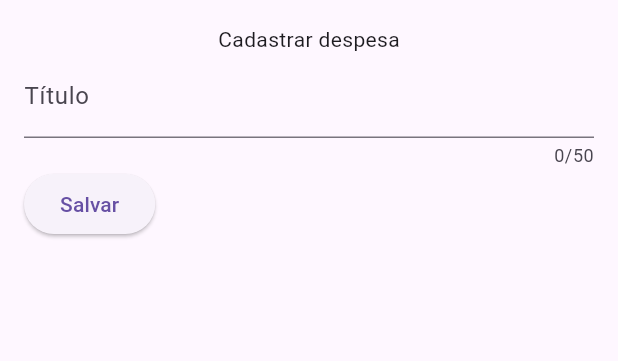
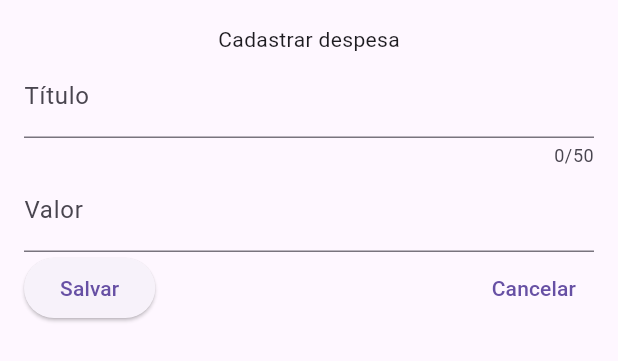
Before and after one commit to Afonso247/impulse, a Flutter app: the NewExpense widget shown alone on an empty page, opened directly, after a tap on "Salvar", on a phone screen of 412 x 824 dp. Shown: the top 361 px of the screen. Run offline on Flutter 3.47's test engine with Material 3 defaults, Android fonts, the phone set to English and light mode, and no system bars.

Commit message:
feat: implementacao do TextField de Valor (num)

```diff
--- a/lib/components/new_expense.dart
+++ b/lib/components/new_expense.dart
@@ -1,4 +1,5 @@
 import 'package:flutter/material.dart';
+import 'package:flutter/services.dart';
 
 class NewExpense extends StatefulWidget {
   const NewExpense({super.key});
@@ -9,10 +10,12 @@ class NewExpense extends StatefulWidget {
 
 class _NewExpenseState extends State<NewExpense> {
   final _titleController = TextEditingController();
+  final _amountController = TextEditingController();
 
   @override
   void dispose() {
     _titleController.dispose();
+    _amountController.dispose();
     super.dispose();
   }
 
@@ -27,14 +30,30 @@ class _NewExpenseState extends State<NewExpense> {
           TextField(
             controller: _titleController,
             maxLength: 50,
-            decoration: const InputDecoration(labelText: 'Título'),
+            decoration: const InputDecoration(labelText: 'Título'),
+          ),
+          TextField(
+            controller: _amountController,
+            keyboardType: TextInputType.number,
+            inputFormatters: [
+              FilteringTextInputFormatter.allow(RegExp(r'^\d+\.?\d{0,2}')),
+            ],
+            decoration: const InputDecoration(
+              labelText: 'Valor',
+              prefixText: 'R\$ ',
+            ),
           ),
           Row(
+            mainAxisAlignment: MainAxisAlignment.spaceBetween,
             children: [
               ElevatedButton(
-                onPressed: () => debugPrint(_titleController.text),
+                onPressed: () {
+                  debugPrint(_titleController.text);
+                  debugPrint(_amountController.text);
+                },
                 child: const Text('Salvar'),
               ),
+              TextButton(onPressed: () {}, child: const Text('Cancelar')),
             ],
           ),
         ],
```
